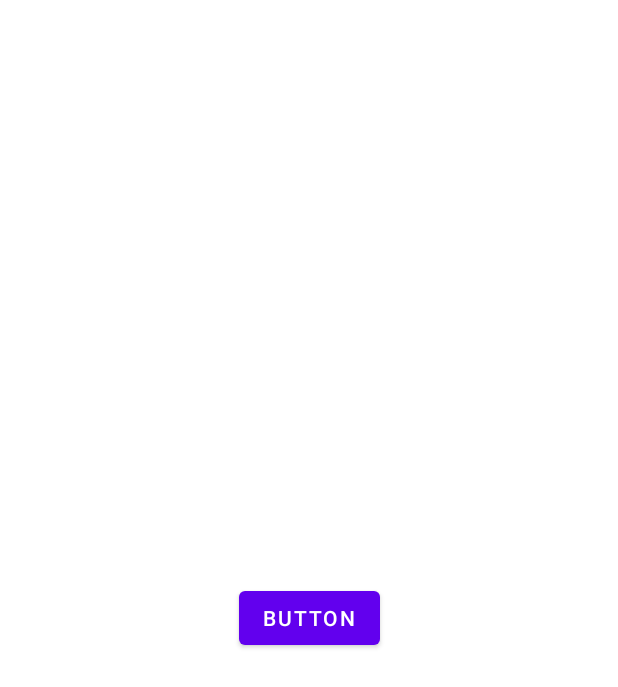
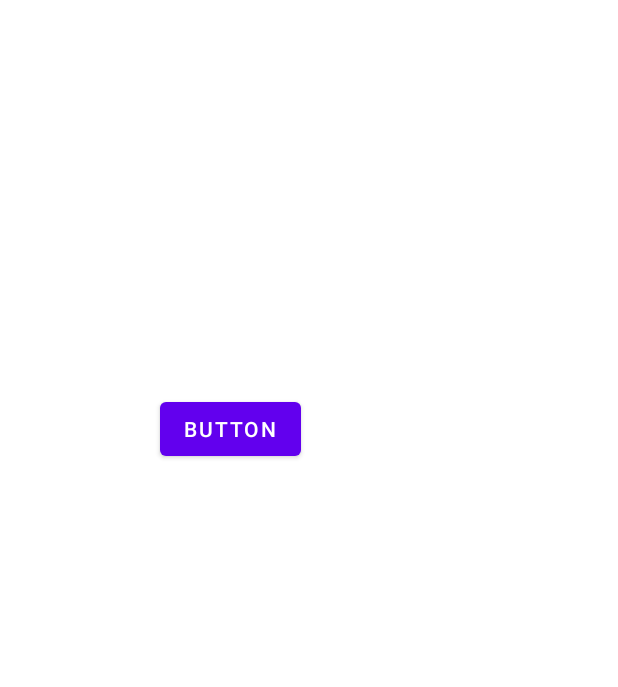
Before and after one commit to Sithum-Ravishka/CodeBlack_MAD_Project, an Android app: the layout activity_main.xml on its own in the app's theme, with its tools: preview values and no code run, on a phone screen of 412 x 824 dp. Shown: the top 687 px of the screen. Run offline under Robolectric (Android 15) with nearby library versions, the phone set to English and light mode, and no system bars.

Commit message:
2st Commit

```diff
--- a/app/src/main/res/layout/activity_main.xml
+++ b/app/src/main/res/layout/activity_main.xml
@@ -13,7 +13,8 @@
         android:text="Button"
         app:layout_constraintBottom_toBottomOf="parent"
         app:layout_constraintEnd_toEndOf="parent"
-        app:layout_constraintHorizontal_bias="0.5"
+        app:layout_constraintHorizontal_bias="0.336"
         app:layout_constraintStart_toStartOf="parent"
-        app:layout_constraintTop_toTopOf="parent" />
+        app:layout_constraintTop_toTopOf="parent"
+        app:layout_constraintVertical_bias="0.338" />
 </androidx.constraintlayout.widget.ConstraintLayout>
```
